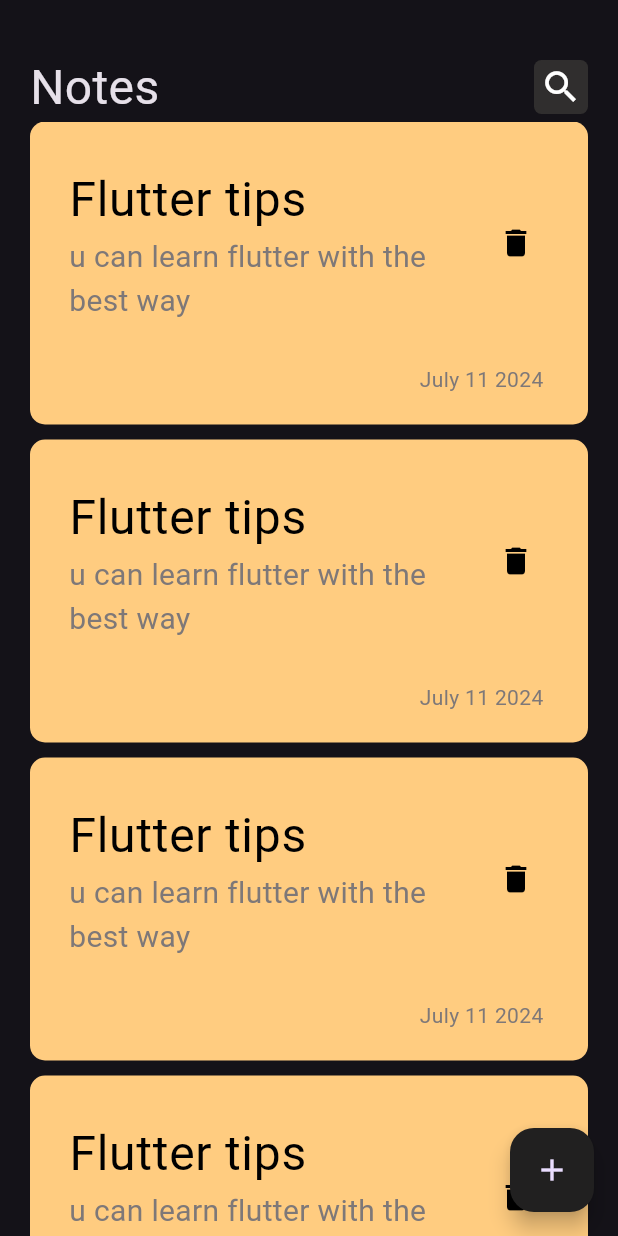
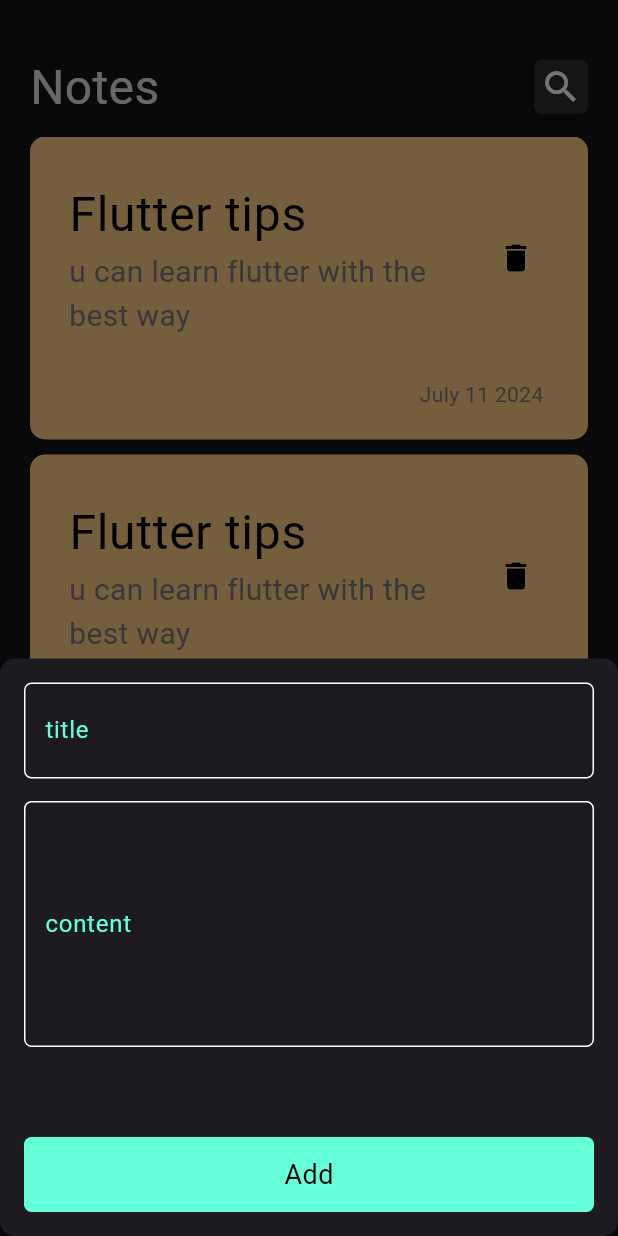
Before and after one commit to nourhanbakry/app_for_notes, a Flutter app: the screen it shows after launch, after a tap on the "add" icon, on a phone screen of 412 x 824 dp. Run offline on Flutter 3.47's test engine with Material 3 defaults, Android fonts, the phone set to English and light mode, and no system bars.

Commit message:
add note bottom sheet

```diff
--- a/lib/Views/notes_view.dart
+++ b/lib/Views/notes_view.dart
@@ -1,6 +1,7 @@
 import 'package:flutter/material.dart';
 import 'package:notes/Widgets/custom_appbar.dart';
 import 'package:notes/Widgets/custom_notes_listview.dart';
+import 'package:notes/Widgets/add_note_bottom_sheet.dart';
 
 class NotesView extends StatelessWidget {
   const NotesView({super.key});
@@ -15,9 +16,17 @@ class NotesView extends StatelessWidget {
         ),
       ),
       floatingActionButton: FloatingActionButton(
-        backgroundColor: const Color.fromARGB(255, 33, 32, 32),
-        onPressed: () {},
-        child: const Icon(Icons.add),
+        backgroundColor: Colors.tealAccent,
+        onPressed: () {
+          showModalBottomSheet(
+              shape: RoundedRectangleBorder(
+                  borderRadius: BorderRadius.circular(10)),
+              context: context,
+              builder: (context) {
+                return const AddNoteBottomSheet();
+              });
+        },
+        child: const Icon(Icons.add, color: Colors.black),
       ),
     );
   }
--- /dev/null
+++ b/lib/Widgets/add_note_bottom_sheet.dart
@@ -0,0 +1,31 @@
+import 'package:flutter/material.dart';
+import 'package:notes/Widgets/custom_button.dart';
+import 'package:notes/Widgets/custom_text_field.dart';
+
+class AddNoteBottomSheet extends StatelessWidget {
+  const AddNoteBottomSheet({super.key});
+
+  @override
+  Widget build(BuildContext context) {
+    return const Padding(
+      padding: EdgeInsets.all(16),
+      child: SingleChildScrollView(
+        child: Column(
+          children: [
+            CustomTextField(
+                hintText: "title",
+                contentPadding:
+                    EdgeInsets.symmetric(vertical: 20, horizontal: 10)),
+            SizedBox(height: 15),
+            CustomTextField(
+                hintText: "content",
+                contentPadding:
+                    EdgeInsets.symmetric(horizontal: 10, vertical: 70)),
+            SizedBox(height: 60),
+            CustomButton(),
+          ],
+        ),
+      ),
+    );
+  }
+}
--- /dev/null
+++ b/lib/Widgets/custom_button.dart
@@ -0,0 +1,24 @@
+import 'package:flutter/material.dart';
+
+class CustomButton extends StatelessWidget {
+  const CustomButton({super.key});
+
+  @override
+  Widget build(BuildContext context) {
+    return GestureDetector(
+      onTap: () {},
+      child: Container(
+        width: MediaQuery.of(context).size.width,
+        height: 50,
+        decoration: BoxDecoration(
+            color: Colors.tealAccent, borderRadius: BorderRadius.circular(5)),
+        child: const Center(
+          child: Text(
+            "Add",
+            style: TextStyle(color: Colors.black, fontSize: 18),
+          ),
+        ),
+      ),
+    );
+  }
+}
--- a/lib/Widgets/custom_notes_listview.dart
+++ b/lib/Widgets/custom_notes_listview.dart
@@ -2,17 +2,19 @@ import 'package:flutter/material.dart';
 import 'package:notes/Widgets/custom_note_item.dart';
 
 class NotesListView extends StatelessWidget {
-  const NotesListView({
-    super.key
-  });
+  const NotesListView({super.key});
 
   @override
   Widget build(BuildContext context) {
     return Expanded(
-      child: ListView.builder(
-        itemBuilder: (context, index) {
-          return const CustomNoteItem();
-        },
+      child: Padding(
+        padding: const EdgeInsets.symmetric(vertical: 10),
+        child: ListView.builder(
+          padding: EdgeInsets.zero,
+          itemBuilder: (context, index) {
+            return const CustomNoteItem();
+          },
+        ),
       ),
     );
   }
--- /dev/null
+++ b/lib/Widgets/custom_text_field.dart
@@ -0,0 +1,29 @@
+import 'package:flutter/material.dart';
+
+class CustomTextField extends StatelessWidget {
+  final String hintText;
+  final EdgeInsets contentPadding;
+
+  const CustomTextField(
+      {super.key, required this.hintText, required this.contentPadding});
+
+  @override
+  Widget build(BuildContext context) {
+    return TextField(
+      decoration: InputDecoration(
+        contentPadding: contentPadding,
+        hintText: hintText,
+        hintStyle: const TextStyle(color: Colors.tealAccent),
+        border: OutlineInputBorder(
+            borderRadius: BorderRadius.circular(5),
+            borderSide: const BorderSide(color: Colors.white)),
+        enabledBorder: OutlineInputBorder(
+            borderRadius: BorderRadius.circular(5),
+            borderSide: const BorderSide(color: Colors.white)),
+        focusedBorder: OutlineInputBorder(
+            borderRadius: BorderRadius.circular(5),
+            borderSide: const BorderSide(color: Colors.white)),
+      ),
+    );
+  }
+}
```
